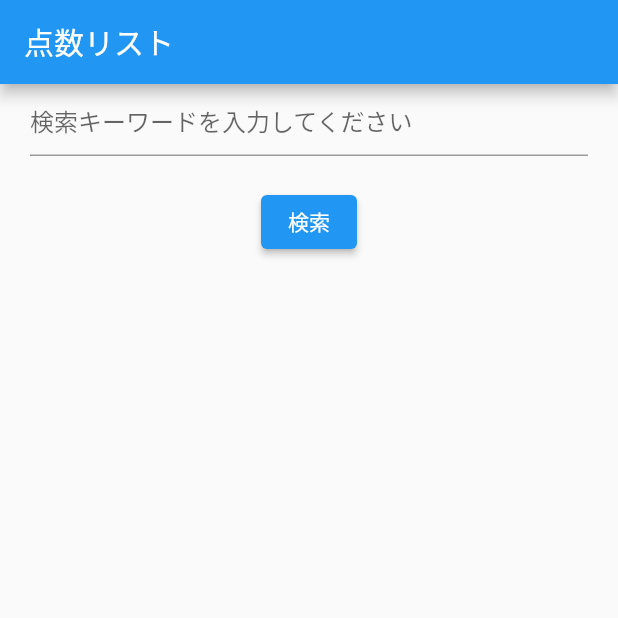
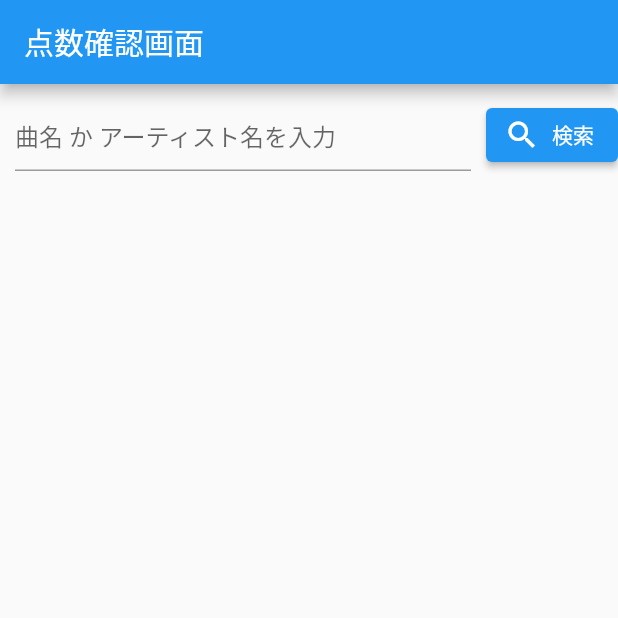
Before and after one commit to aaa59/Application_production, a Flutter app: the screen it shows after launch, on a phone screen of 412 x 824 dp, the top half of it. Run offline on Flutter 3.47's test engine with Material 2 defaults, Android fonts, the phone set to English and light mode, and no system bars.

Commit message:
検索ボタンにアイコンを実装した

```diff
--- a/lib/HomePage.dart
+++ b/lib/HomePage.dart
@@ -4,30 +4,73 @@ import 'package:flutter/material.dart';
 class HomePage extends StatelessWidget {
   @override
   Widget build(BuildContext context) {
-    return Scaffold(
+    return MaterialApp(
+      home: Scaffold(
         appBar: AppBar(
-        title: Text("点数リスト"),
+          title: Text('点数確認画面'),
         ),
         body: Column(
+          crossAxisAlignment: CrossAxisAlignment.stretch,
           children: [
-          Padding(
-            padding: EdgeInsets.symmetric(horizontal: 20.0),
+            Row(
+              children: [
+                Expanded(
+                  child: Padding(
+                    padding: EdgeInsets.all(10.0),
                     child: TextField(
                       decoration: InputDecoration(
-                hintText: '検索キーワードを入力してください',
+                        hintText: '曲名 か アーティスト名を入力',
                       ),
                     ),
                   ),
-          SizedBox(height: 20.0),
+                ),
+                ElevatedButton.icon(
+                  onPressed: () {
+                    // 検索ボタンが押された時の処理
+                    // ここに検索のロジックを書く
+                  },
+                  icon: Icon(Icons.search),
+                  label: Text('検索'),
+                ),
+              ],
+            ),
+          ],
+        ),
+      ),
+    );
+    /*
+  @override
+  Widget build(BuildContext context) {
+    return MaterialApp(
+      home: Scaffold(
+        appBar: AppBar(
+          title: Text('点数確認画面'),
+        ),
+        body: Center(
+          child: Row(
+            children: [
+              Expanded(
+                child: Padding(
+                  padding: EdgeInsets.all(10.0),
+                  child: TextField(
+                    decoration: InputDecoration(
+                      hintText: '曲名 か アーティスト名を入力',
+                    ),
+                  ),
+                ),
+              ),
               ElevatedButton(
                 onPressed: () {
-              // 検索ボタンが押されたときの処理
-              // ここに検索のロジックを追加してください
+                  // 検索ボタンが押された時の処理
+                  // ここに検索のロジックを書く
                 },
                 child: Text('検索'),
               ),
             ],
           ),
+        ),
+      ),
     );
+    */
   }
 }
```
Also changed, not shown: lib/search_bar.dart (+34 -1 lines). Lines whose indentation alone changed are shown as unchanged.
